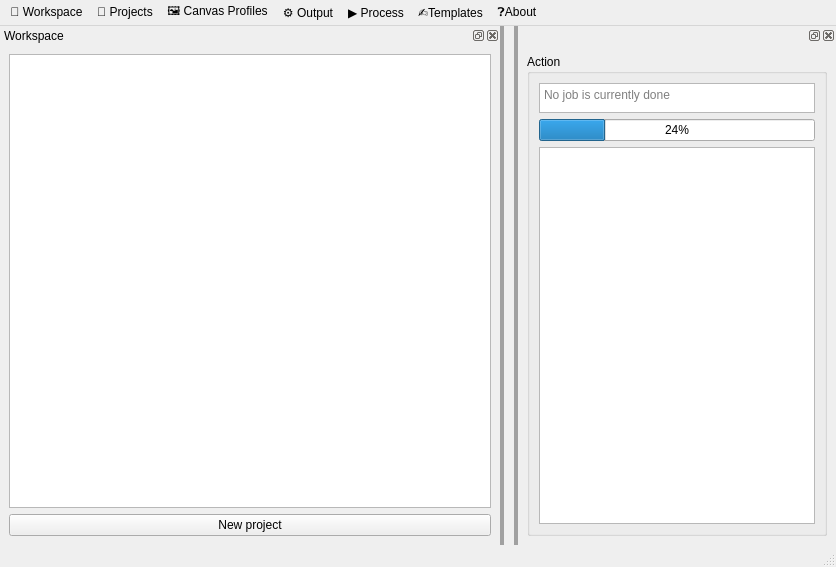
Before: the Qt Designer form mainwindow.ui in ShadobaDev/Platemaker-qt, drawn with Qt 5.
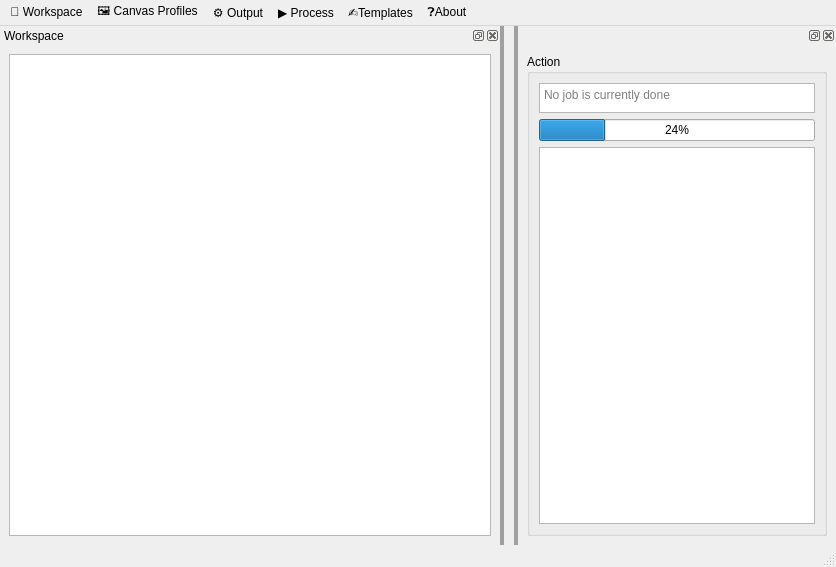
After: the same form once the commit is applied.

Commit message: feat(project-management): enhance project management with context menu for renaming and deleting projects

```diff
--- a/mainwindow.ui
+++ b/mainwindow.ui
@@ -122,17 +122,6 @@
     <addaction name="separator"/>
     <addaction name="actionSet_output_directory"/>
    </widget>
-   <widget class="QMenu" name="menu_Process">
-    <property name="title">
-     <string>📖 Projects</string>
-    </property>
-    <addaction name="actionNew_project_chapter"/>
-    <addaction name="actionRename_project"/>
-    <addaction name="actionRemove_project"/>
-    <addaction name="separator"/>
-    <addaction name="actionOpen_input_directory"/>
-    <addaction name="actionOpen_output_directory"/>
-   </widget>
    <widget class="QMenu" name="menuTemplates">
     <property name="title">
      <string>✍Templates</string>
@@ -141,7 +130,7 @@
     <addaction name="actionOpen_dir_templates"/>
     <addaction name="separator"/>
    </widget>
-   <widget class="QMenu" name="menu_Process_2">
+   <widget class="QMenu" name="menu_Process">
     <property name="title">
      <string>▶ Process</string>
     </property>
@@ -160,10 +149,9 @@
     <addaction name="actionVersion"/>
    </widget>
    <addaction name="menuPlatemaker"/>
-   <addaction name="menu_Process"/>
    <addaction name="menuCanvas_Profile"/>
    <addaction name="menu_Output_Settings"/>
-   <addaction name="menu_Process_2"/>
+   <addaction name="menu_Process"/>
    <addaction name="menuTemplates"/>
    <addaction name="menu_About"/>
   </widget>
@@ -251,13 +239,6 @@
        <item>
         <widget class="QListWidget" name="listWidgetProjects"/>
        </item>
-       <item>
-        <widget class="QPushButton" name="pushButtonNewProject">
-         <property name="text">
-          <string>New project</string>
-         </property>
-        </widget>
-       </item>
       </layout>
      </item>
     </layout>
```
Left out of the diff: 4 changed lines with no effect on the pictures. The commit also changes 6 other files.
